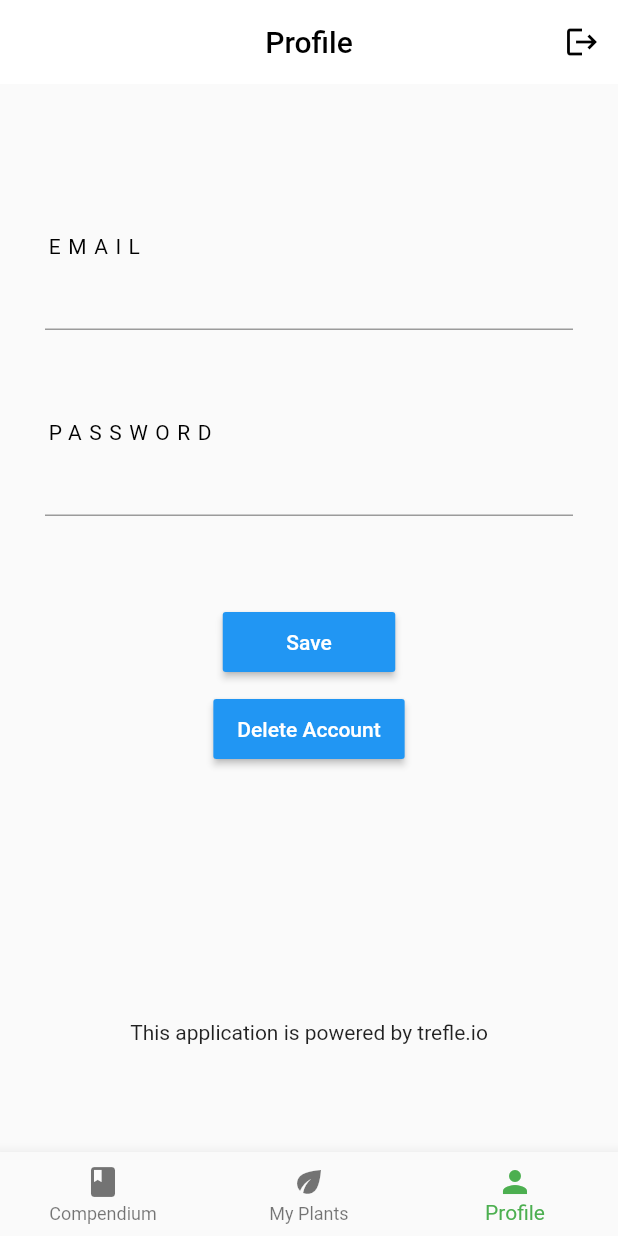
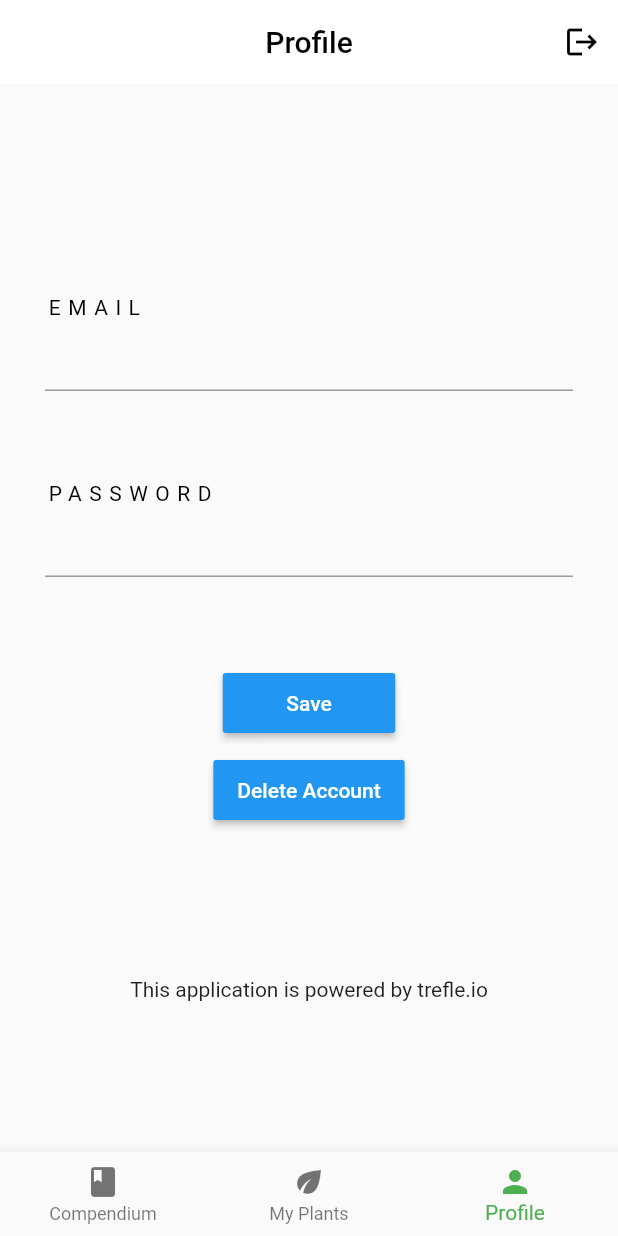
Before and after one commit to Brenden-Smith/gro, a Flutter app: the screen it shows once a user with an empty profile is signed in, item 3 of the bottom bar chosen, on a phone screen of 412 x 824 dp. Run offline on Flutter 3.47's test engine with Material 2 defaults, Android fonts, the light colour scheme and no system bars; our stand-ins replace cloud_firestore, firebase_auth, firebase_core, google_sign_in; accounts and stored records are empty.

Commit message:
Fixed spacing issues

```diff
--- a/gro/lib/screens/profile.dart
+++ b/gro/lib/screens/profile.dart
@@ -110,7 +110,7 @@ class _ProfileState extends State<Profile> {
           child: Column(
             crossAxisAlignment: CrossAxisAlignment.start,
             children: <Widget>[
-              SizedBox(height: 60),
+              Spacer(),
               Text(
                 "EMAIL",
                 style: TextStyle(color: Colors.black, letterSpacing: 5),
@@ -157,8 +157,9 @@ class _ProfileState extends State<Profile> {
                   ),
                 ),
               ),
-              SizedBox(height: 170),
+              Spacer(),
               Center(child: Text("This application is powered by trefle.io")),
+              Spacer(),
             ],
           ),
         ),
```
